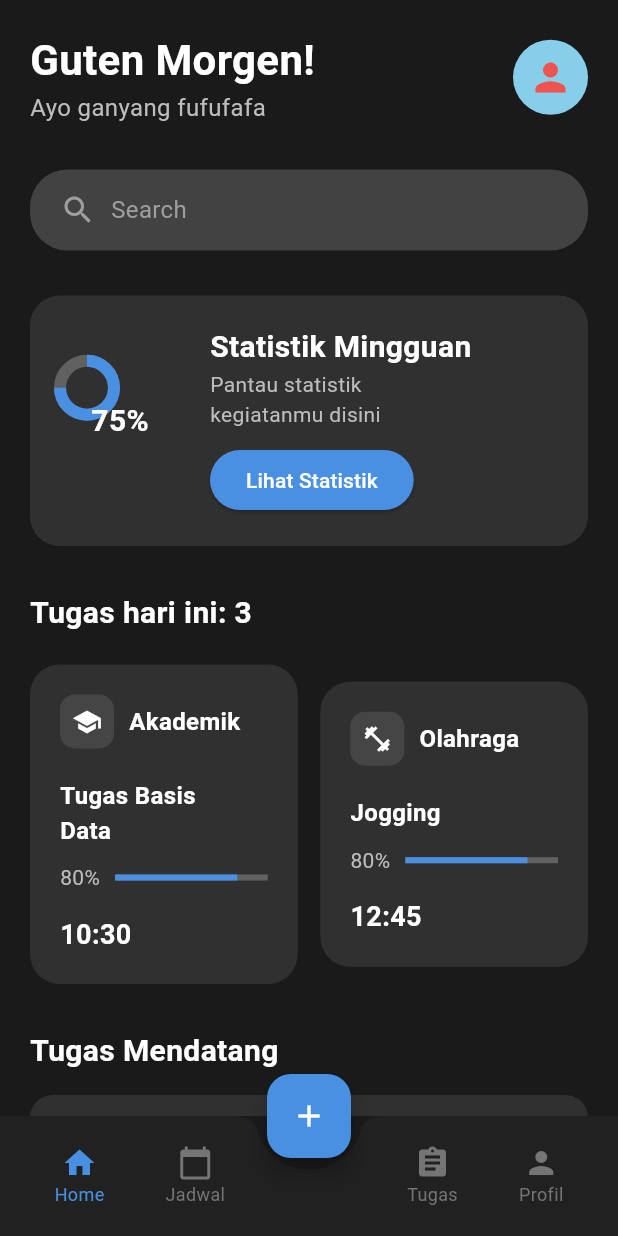
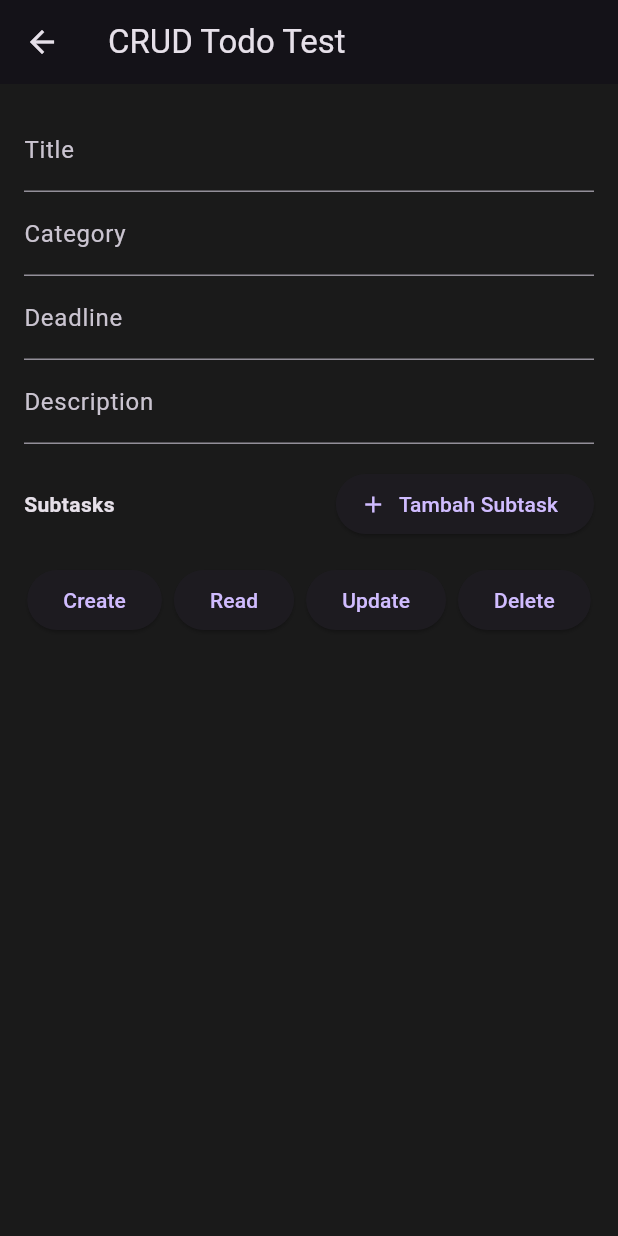
Before and after one commit to RakhaMaulana26/taskhub, a Flutter app: the screen it shows after launch, after a tap on the "add" icon, on a phone screen of 412 x 824 dp. Run offline on Flutter 3.47's test engine with Material 3 defaults, Android fonts, the phone set to English and light mode, and no system bars; our stand-ins replace sqflite; accounts and stored records are empty.

Commit message:
adding form for CRUD

```diff
--- a/lib/features/crud/crud.dart
+++ b/lib/features/crud/crud.dart
@@ -0,0 +1,224 @@
+import 'package:flutter/material.dart';
+import 'package:intl/intl.dart';
+import 'package:taskhub/data/models/todo.dart';
+import 'package:taskhub/data/models/subtask.dart';
+import 'package:taskhub/data/models/notification.dart';
+import 'package:taskhub/data/db/todo_database.dart';
+
+
+class TodoFormPage extends StatefulWidget {
+  const TodoFormPage({Key? key}) : super(key: key);
+
+  @override
+  State<TodoFormPage> createState() => _TodoFormPageState();
+}
+
+class _TodoFormPageState extends State<TodoFormPage> {
+  final formatter = DateFormat('yyyy-MM-dd');
+  final _titleController = TextEditingController();
+  final _categoryController = TextEditingController();
+  final _descriptionController = TextEditingController();
+  final _deadlineController = TextEditingController();
+  List<TextEditingController> _subtaskControllers = [];
+
+  int? _currentId;
+
+  String _statusMessage = '';
+
+  Future<void> _createTodo() async {
+    final todo = Todo(
+      title: _titleController.text,
+      category: _categoryController.text,
+      deadline: _deadlineController.text.isNotEmpty
+          ? DateFormat('yyyy-MM-dd HH:mm').parse(_deadlineController.text)
+          : null,
+      notification: null,
+      description: _descriptionController.text,
+      isDone: false,
+    );
+
+    final created = await TodoDatabase.instance.createTodo(todo);
+
+    // Simpan subtask
+    for (final controller in _subtaskControllers) {
+      if (controller.text.trim().isEmpty) continue;
+      final subtask = Subtask(
+        todoId: created.id!,
+        title: controller.text,
+      );
+      await TodoDatabase.instance.createSubtask(subtask);
+    }
+
+    setState(() {
+      _currentId = created.id;
+      _statusMessage = "Todo berhasil dibuat (id: ${created.id})";
+    });
+  }
+
+  Future<void> _readTodo() async {
+    if (_currentId == null) return;
+    final todo = await TodoDatabase.instance.readTodo(_currentId!);
+    if (todo != null) {
+      setState(() {
+        _titleController.text = todo.title;
+        _categoryController.text = todo.category;
+        _deadlineController.text = todo.deadline != null ? formatter.format(todo.deadline!) : '';
+        _descriptionController.text = todo.description ?? '';
+        _statusMessage = "Todo berhasil dibaca (id: ${todo.id})";
+      });
+    } else {
+      setState(() {
+        _statusMessage = "Todo tidak ditemukan.";
+      });
+    }
+  }
+
+  Future<void> _updateTodo() async {
+    if (_currentId == null) return;
+
+    final updatedTodo = Todo(
+      id: _currentId,
+      title: _titleController.text,
+      category: _categoryController.text,
+      deadline: _deadlineController.text.isNotEmpty
+          ? DateFormat('yyyy-MM-dd HH:mm').parse(_deadlineController.text)
+          : null,
+      notification: null, // ganti dengan waktu jika ada fitur notifikasi
+      description: _descriptionController.text,
+      isDone: false, // atau ubah sesuai input
+    );
+
+    final rowsAffected = await TodoDatabase.instance.updateTodo(updatedTodo);
+    setState(() {
+      _statusMessage = "Todo berhasil diupdate ($rowsAffected row(s))";
+    });
+  }
+
+  Future<void> _deleteTodo() async {
+    if (_currentId == null) return;
+
+    final rowsDeleted = await TodoDatabase.instance.deleteTodo(_currentId!);
+    setState(() {
+      _currentId = null;
+      _titleController.clear();
+      _categoryController.clear();
+      _deadlineController.clear();
+      _descriptionController.clear();
+      _statusMessage = "Todo berhasil dihapus ($rowsDeleted row(s))";
+    });
+  }
+
+  @override
+  Widget build(BuildContext context) {
+    return Scaffold(
+      appBar: AppBar(title: Text("CRUD Todo Test")),
+      body: Padding(
+        padding: const EdgeInsets.all(16),
+        child: Column(
+          children: [
+            TextField(controller: _titleController, decoration: InputDecoration(labelText: 'Title')),
+            TextField(controller: _categoryController, decoration: InputDecoration(labelText: 'Category')),
+            TextField(
+              controller: _deadlineController,
+              decoration: InputDecoration(labelText: 'Deadline'),
+              readOnly: true,
+              onTap: _selectDeadline,
+            ),
+
+            TextField(controller: _descriptionController, decoration: InputDecoration(labelText: 'Description')),
+            const SizedBox(height: 16),
+            Row(
+              mainAxisAlignment: MainAxisAlignment.spaceBetween,
+              children: [
+                Text('Subtasks', style: TextStyle(fontWeight: FontWeight.bold)),
+                ElevatedButton.icon(
+                  onPressed: _addSubtaskField,
+                  icon: Icon(Icons.add),
+                  label: Text('Tambah Subtask'),
+                ),
+              ],
+            ),
+            ListView.builder(
+              shrinkWrap: true,
+              physics: NeverScrollableScrollPhysics(),
+              itemCount: _subtaskControllers.length,
+              itemBuilder: (context, index) {
+                return Row(
+                  children: [
+                    Expanded(
+                      child: TextField(
+                        controller: _subtaskControllers[index],
+                        decoration: InputDecoration(labelText: 'Subtask ${index + 1}'),
+                      ),
+                    ),
+                    IconButton(
+                      icon: Icon(Icons.delete, color: Colors.red),
+                      onPressed: () => _removeSubtaskField(index),
+                    ),
+                  ],
+                );
+              },
+            ),
+
+            const SizedBox(height: 16),
+            Wrap(
+              spacing: 8,
+              children: [
+                ElevatedButton(onPressed: _createTodo, child: Text('Create')),
+                ElevatedButton(onPressed: _readTodo, child: Text('Read')),
+                ElevatedButton(onPressed: _updateTodo, child: Text('Update')),
+                ElevatedButton(onPressed: _deleteTodo, child: Text('Delete')),
+              ],
+            ),
+            const SizedBox(height: 16),
+            Text(_statusMessage, style: TextStyle(color: Colors.blue)),
+          ],
+        ),
+      ),
+    );
+  }
+
+  void _addSubtaskField() {
+    setState(() {
+      _subtaskControllers.add(TextEditingController());
+    });
+  }
+
+  void _removeSubtaskField(int index) {
+    setState(() {
+      _subtaskControllers[index].dispose();
+      _subtaskControllers.removeAt(index);
+    });
+  }
+
+  Future<void> _selectDeadline() async {
+    final DateTime? date = await showDatePicker(
+      context: context,
+      initialDate: DateTime.now(),
+      firstDate: DateTime(2000),
+      lastDate: DateTime(2100),
+    );
+
+    if (date == null) return;
+
+    final TimeOfDay? time = await showTimePicker(
+      context: context,
+      initialTime: TimeOfDay.now(),
+    );
+
+    if (time == null) return;
+
+    final DateTime deadline = DateTime(
+      date.year,
+      date.month,
+      date.day,
+      time.hour,
+      time.minute,
+    );
+
+    setState(() {
+      _deadlineController.text = DateFormat('yyyy-MM-dd HH:mm').format(deadline);
+    });
+  }
+
+}
--- a/lib/features/home/home.dart
+++ b/lib/features/home/home.dart
@@ -1,4 +1,5 @@
 import 'package:flutter/material.dart';
+import 'package:taskhub/features/crud/crud.dart';
 
 void main() {
   runApp(const TaskApp());
@@ -78,27 +79,43 @@ class _HomeScreenState extends State<HomeScreen> {
 
               const SizedBox(height: 30),
 
+
+              SearchBar(
+                // controller: _searchController,
+                hintText: 'Cari...',
+                leading: Icon(Icons.search, color: Colors.grey[600]),
+                backgroundColor: MaterialStateProperty.all(Colors.white),
+                elevation: MaterialStateProperty.all(0),
+                padding: MaterialStateProperty.all(const EdgeInsets.symmetric(horizontal: 16)),
+                textStyle: MaterialStateProperty.all(
+                  TextStyle(color: Colors.black), // Teks berwarna hitam
+                ),
+                hintStyle: MaterialStateProperty.all(
+                  TextStyle(color: Colors.grey[600]), // Hint text berwarna abu-abu
+                ),
+                // onChanged: (value) => _filterResults(value),
+              ),
               // Search Bar
-              Container(
-                padding: const EdgeInsets.symmetric(horizontal: 20, vertical: 15),
-                decoration: BoxDecoration(
-                  color: Colors.grey[800],
-                  borderRadius: BorderRadius.circular(25),
-                ),
-                child: Row(
-                  children: [
-                    Icon(Icons.search, color: Colors.grey[500]),
-                    const SizedBox(width: 10),
-                    Text(
-                      'Search',
-                      style: TextStyle(
-                        color: Colors.grey[500],
-                        fontSize: 16,
-                      ),
-                    ),
-                  ],
-                ),
-              ),
+              // Container(
+              //   padding: const EdgeInsets.symmetric(horizontal: 20, vertical: 15),
+              //   decoration: BoxDecoration(
+              //     color: Colors.grey[800],
+              //     borderRadius: BorderRadius.circular(25),
+              //   ),
+              //   child: Row(
+              //     children: [
+              //       Icon(Icons.search, color: Colors.grey[500]),
+              //       const SizedBox(width: 10),
+              //       Text(
+              //         'Search',
+              //         style: TextStyle(
+              //           color: Colors.grey[500],
+              //           fontSize: 16,
+              //         ),
+              //       ),
+              //     ],
+              //   ),
+              // ),
 
               const SizedBox(height: 30),
 
@@ -117,12 +134,14 @@ class _HomeScreenState extends State<HomeScreen> {
                       height: 80,
                       child: Stack(
                         children: [
-                          CircularProgressIndicator(
-                            value: 0.75,
-                            strokeWidth: 8,
-                            backgroundColor: Colors.grey[700],
-                            valueColor: AlwaysStoppedAnimation<Color>(
-                              const Color(0xFF4A90E2),
+                          Center(
+                            child: CircularProgressIndicator(
+                              value: 0.75,
+                              strokeWidth: 8,
+                              backgroundColor: Colors.grey[700],
+                              valueColor: AlwaysStoppedAnimation<Color>(
+                                const Color(0xFF4A90E2),
+                              ),
                             ),
                           ),
                           Center(
@@ -300,7 +319,12 @@ class _HomeScreenState extends State<HomeScreen> {
 
       // Floating Action Button
       floatingActionButton: FloatingActionButton(
-        onPressed: () {},
+        onPressed: () {
+          Navigator.push(
+            context,
+            MaterialPageRoute(builder: (context) => const TodoFormPage()),
+          );
+        },
         backgroundColor: const Color(0xFF4A90E2),
         child: Icon(Icons.add, color: Colors.white),
       ),
```
